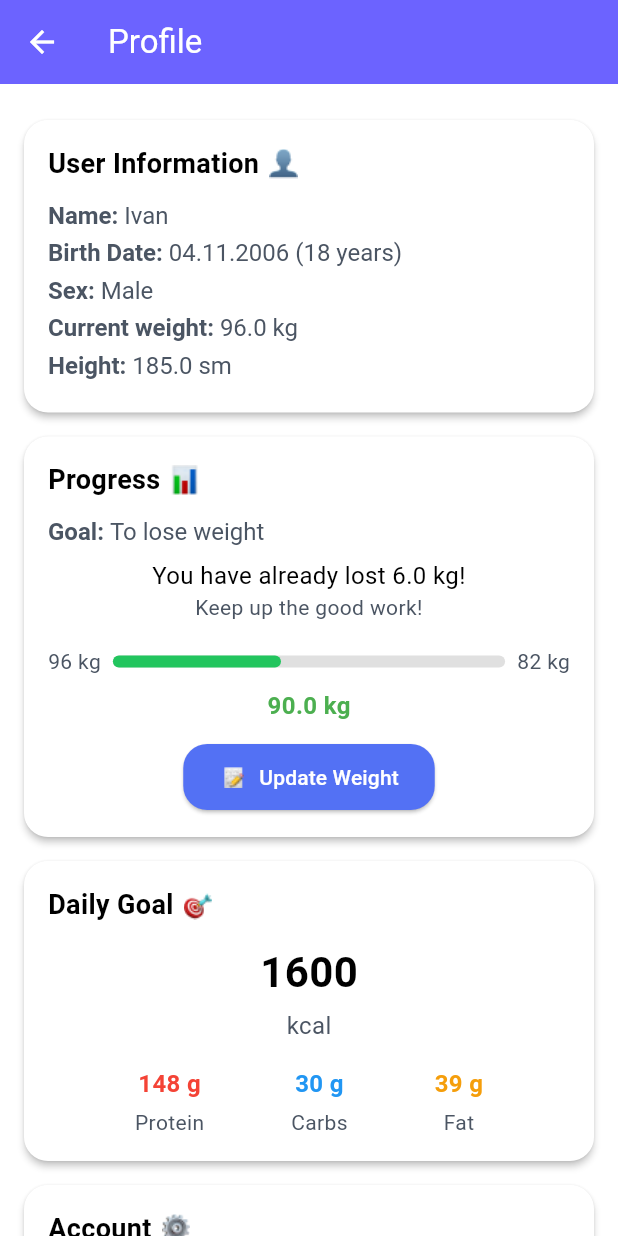
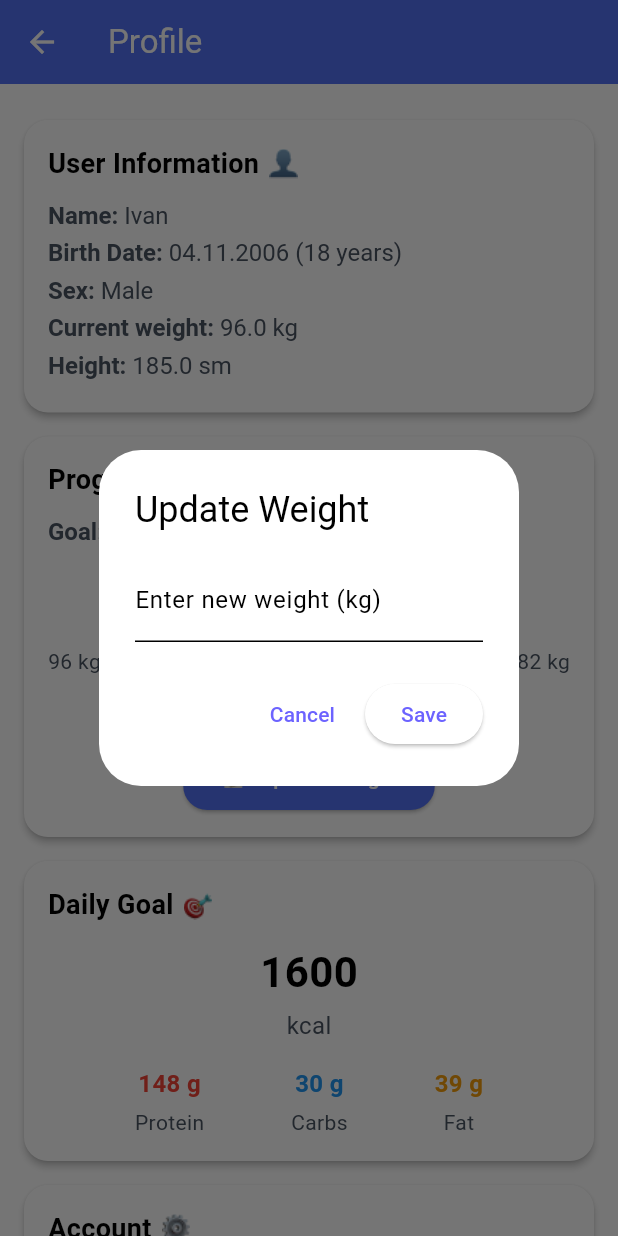
Before and after one commit to Retr0-46/BeGraceful, a Flutter app: the ProfileScreen screen opened by its route, after a tap on "Update Weight", on a phone screen of 412 x 824 dp. Run offline on Flutter 3.47's test engine with Material 3 defaults, Android fonts, the phone set to English and light mode, and no system bars; our stand-ins replace flutter_svg; project files that could hold a hidden picture were left out.

Commit message:
Add dynamic weight update and progress logic

```diff
--- /dev/null
+++ b/frontend/lib/src/mock_data.dart
@@ -0,0 +1,10 @@
+import 'package:frontend/src/models/registration_data.dart';
+
+final demoUser = RegistrationData()
+  ..username = 'Ivan'
+  ..gender = 'Male'
+  ..birthDate = DateTime(2006, 11, 4)
+  ..height = 185
+  ..weight = 96
+  ..goal = 'To lose weight'
+  ..goalWeight = 82;
--- /dev/null
+++ b/frontend/lib/src/storage/user_temp_storage.dart
@@ -0,0 +1,18 @@
+import 'package:frontend/src/models/registration_data.dart';
+
+class UserTempStorage {
+  static RegistrationData? _user;
+  static double? _currentWeight;
+
+  static RegistrationData? get user => _user;
+  static double get currentWeight => _currentWeight ?? _user?.weight ?? 0;
+
+  static void setUser(RegistrationData user) {
+    _user = user;
+    _currentWeight = user.weight;
+  }
+
+  static void updateWeight(double newWeight) {
+    _currentWeight = newWeight;
+  }
+}
--- a/frontend/lib/src/ui/screens/main_navigation.dart
+++ b/frontend/lib/src/ui/screens/main_navigation.dart
@@ -1,6 +1,8 @@
 import 'package:flutter/material.dart';
 import 'package:frontend/src/ui/screens/profile/profile_screen.dart';
 import 'package:frontend/src/ui/screens/home_page.dart';
+import 'package:frontend/src/mock_data.dart';
+import 'package:frontend/src/storage/user_temp_storage.dart';
 
 class MainNavigation extends StatefulWidget {
   const MainNavigation({super.key});
@@ -11,6 +13,12 @@ class MainNavigation extends StatefulWidget {
 
 class _MainNavigationState extends State<MainNavigation> {
   int _selectedIndex = 0;
+
+  @override
+void initState() {
+  super.initState();
+  UserTempStorage.setUser(demoUser);
+}
 
   final List<Widget> _pages = [
     HomePage(),
--- /dev/null
+++ b/frontend/lib/src/ui/screens/profile/edit_profile_screen.dart
@@ -0,0 +1,20 @@
+import 'package:flutter/material.dart';
+import 'package:frontend/src/models/registration_data.dart';
+
+class EditProfileScreen extends StatelessWidget {
+  final RegistrationData user;
+
+  const EditProfileScreen({super.key, required this.user});
+
+  @override
+  Widget build(BuildContext context) {
+    return Scaffold(
+      appBar: AppBar(
+        title: const Text('Edit Profile'),
+      ),
+      body: const Center(
+        child: Text('Edit profile screen'),
+      ),
+    );
+  }
+}
--- a/frontend/lib/src/ui/screens/profile/profile_screen.dart
+++ b/frontend/lib/src/ui/screens/profile/profile_screen.dart
@@ -1,40 +1,67 @@
 import 'package:flutter/material.dart';
+import 'package:frontend/src/models/registration_data.dart';
 import 'package:frontend/src/ui/widgets/profile_page/user_info_card.dart';
 import 'package:frontend/src/ui/widgets/profile_page/progress_card.dart';
 import 'package:frontend/src/ui/widgets/profile_page/daily_goal_card.dart';
 import 'package:frontend/src/ui/widgets/profile_page/account_card.dart';
-import 'package:frontend/src/models/registration_data.dart';
+import 'package:frontend/src/storage/user_temp_storage.dart';
+import 'package:frontend/src/mock_data.dart';
 
-class ProfileScreen extends StatelessWidget {
+
+class ProfileScreen extends StatefulWidget {
   const ProfileScreen({super.key});
 
   @override
+  State<ProfileScreen> createState() => _ProfileScreenState();
+}
+
+class _ProfileScreenState extends State<ProfileScreen> {
+  late RegistrationData user;
+  late double currentWeight;
+
+  @override
+  void initState() {
+    super.initState();
+    user = UserTempStorage.user!;
+    currentWeight = user.weight ?? 0;
+  }
+    void _updateWeight(double newWeight) {
+    setState(() {
+      user.weight = newWeight;
+      UserTempStorage.updateWeight(newWeight);
+    });
+  }
+
+  @override
   Widget build(BuildContext context) {
-final demoUser = RegistrationData()
-  ..username = 'Ivan'
-  ..gender = 'Male'
-  ..birthDate = DateTime(2006, 11, 4)
-  ..height = 185
-  ..weight = 96 // start weight from registartion
-  ..goal = 'To lose weight'
-  ..goalWeight = 82;
-
-final double currentWeight = 90;
     return Scaffold(
       appBar: AppBar(
         title: const Text('Profile'),
+        backgroundColor: const Color(0xFF5371F4),
+        foregroundColor: Colors.white,
       ),
       body: SingleChildScrollView(
         child: Column(
-            children: [
-            SizedBox(height: 16),
-            UserInfoCard(user: demoUser),
-            ProgressCard(user: demoUser, currentWeight: currentWeight),
-            DailyGoalCard(),
-            AccountCard(),
-    ],
-  ),
-),
+          children: [
+            const SizedBox(height: 16),
+            UserInfoCard(user: user),
+            ProgressCard(
+              user: user,
+              currentWeight: currentWeight,
+              onWeightUpdated: _updateWeight,
+            ),
+            const DailyGoalCard(),
+            AccountCard(
+              onProfileEdited: (updatedUser) {
+                setState(() {
+                  user = updatedUser;
+                  currentWeight = updatedUser.weight ?? currentWeight;
+                });
+              },
+            ),
+          ],
+        ),
+      ),
     );
   }
 }
--- a/frontend/lib/src/ui/widgets/profile_page/account_card.dart
+++ b/frontend/lib/src/ui/widgets/profile_page/account_card.dart
@@ -1,7 +1,15 @@
 import 'package:flutter/material.dart';
+import 'package:frontend/src/models/registration_data.dart';
+import 'package:frontend/src/ui/screens/profile/edit_profile_screen.dart';
+import 'package:frontend/src/storage/user_temp_storage.dart';
 
 class AccountCard extends StatelessWidget {
-  const AccountCard({super.key});
+  final void Function(RegistrationData updatedUser)? onProfileEdited;
+
+const AccountCard({
+  super.key,
+  this.onProfileEdited,
+});
 
   @override
   Widget build(BuildContext context) {
--- a/frontend/lib/src/ui/widgets/profile_page/progress_card.dart
+++ b/frontend/lib/src/ui/widgets/profile_page/progress_card.dart
@@ -1,15 +1,74 @@
 import 'package:flutter/material.dart';
 import 'package:frontend/src/models/registration_data.dart';
+import 'package:frontend/src/storage/user_temp_storage.dart';
 
-class ProgressCard extends StatelessWidget {
+class ProgressCard extends StatefulWidget {
   final RegistrationData user;
   final double currentWeight;
+  final void Function(double newWeight)? onWeightUpdated;
 
-const ProgressCard({super.key, required this.user, required this.currentWeight});
+  const ProgressCard({
+    super.key,
+    required this.user,
+    required this.currentWeight,
+    this.onWeightUpdated,
+  });
+
+  @override
+  State<ProgressCard> createState() => _ProgressCardState();
+}
+
+class _ProgressCardState extends State<ProgressCard> {
+  late double currentWeight;
+
+  @override
+  void initState() {
+    super.initState();
+    currentWeight = widget.currentWeight;
+  }
+
+  void _showUpdateDialog() async {
+    final controller = TextEditingController();
+
+    final newWeight = await showDialog<double>(
+      context: context,
+      builder: (context) {
+        return AlertDialog(
+          title: const Text('Update Weight'),
+          content: TextField(
+            controller: controller,
+            keyboardType: TextInputType.number,
+            decoration: const InputDecoration(labelText: 'Enter new weight (kg)'),
+          ),
+          actions: [
+            TextButton(
+              onPressed: () => Navigator.of(context).pop(),
+              child: const Text('Cancel'),
+            ),
+            ElevatedButton(
+              onPressed: () {
+                final value = double.tryParse(controller.text);
+                if (value != null) {
+                  Navigator.of(context).pop(value);
+                }
+              },
+              child: const Text('Save'),
+            ),
+          ],
+        );
+      },
+    );
+
+    if (newWeight != null) {
+      UserTempStorage.updateWeight(newWeight);
+      widget.onWeightUpdated?.call(newWeight);
+    }
+  }
+
   @override
   Widget build(BuildContext context) {
-    final double? start = user.weight;
-    final double? goal = user.goalWeight;
+    final double? start = widget.user.weight;
+    final double? goal = widget.user.goalWeight;
 
     double progress = 0;
     double alreadyLost = 0;
@@ -47,17 +106,14 @@ const ProgressCard({super.key, required this.user, required this.currentWeight})
             const SizedBox(height: 12),
             RichText(
               text: TextSpan(
-    style: const TextStyle(
-      fontSize: 16,
-      color: Color(0xFF4B5563),
-    ),
+                style: const TextStyle(fontSize: 16, color: Color(0xFF4B5563)),
                 children: [
                   const TextSpan(
                     text: 'Goal: ',
                     style: TextStyle(fontWeight: FontWeight.w600),
                   ),
                   TextSpan(
-        text: user.goal ?? '—',
+                    text: widget.user.goal ?? '—',
                   ),
                 ],
               ),
@@ -120,16 +176,14 @@ const ProgressCard({super.key, required this.user, required this.currentWeight})
             const SizedBox(height: 12),
             Center(
               child: ElevatedButton.icon(
-                onPressed: () {
-                  // TODO: Реализовать обновление веса
-                },
+                onPressed: _showUpdateDialog,
                 icon: Image.asset(
                   'assets/images/profile_page/update_weight_icon.png',
                   height: 20,
                 ),
                 label: const Text('Update Weight'),
                 style: ElevatedButton.styleFrom(
-                  backgroundColor: Color(0xFF5371F4),
+                  backgroundColor: const Color(0xFF5371F4),
                   foregroundColor: Colors.white,
                   shape: RoundedRectangleBorder(
                     borderRadius: BorderRadius.circular(16),
```
Lines whose indentation alone changed are shown as unchanged.
